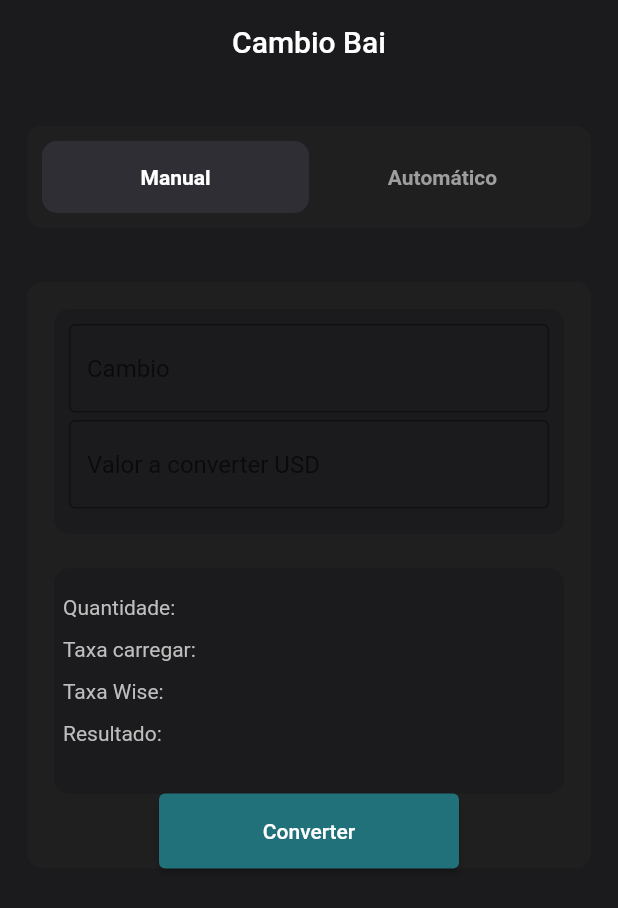
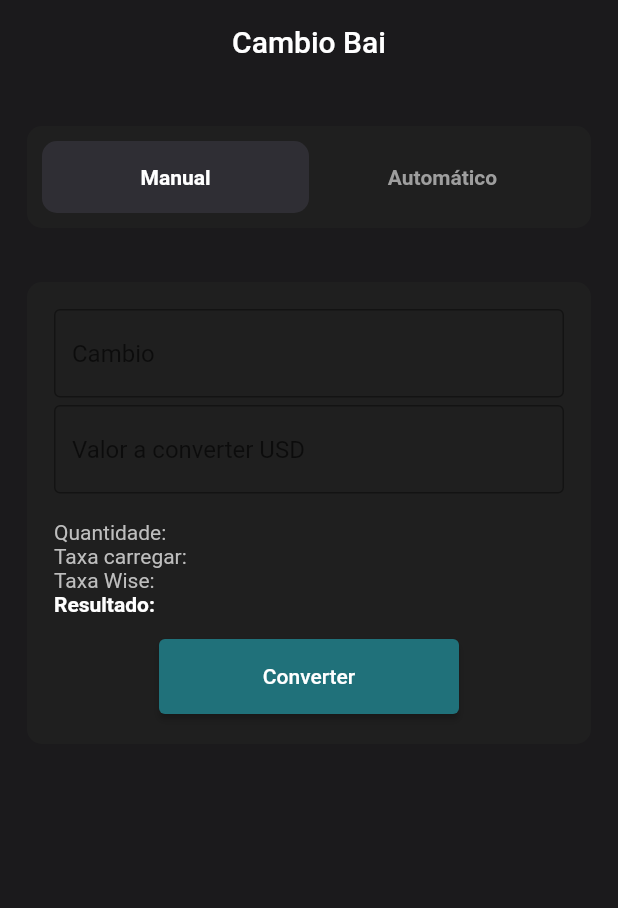
Before and after one commit to geekfabio/exchange, a Flutter app: the screen it shows after launch, on a phone screen of 412 x 824 dp. Shown: the top 908 px of the screen. Run offline on Flutter 3.47's test engine with Material 2 defaults, Android fonts, the phone set to English and light mode, and no system bars; our stand-ins replace bloc; generated files the repository leaves out were written again.

Commit message:
finished UI ✅

```diff
--- a/lib/exchange/view/widgets/exchange_form.dart
+++ b/lib/exchange/view/widgets/exchange_form.dart
@@ -14,7 +14,6 @@ class _ExchangeFormState extends State<ExchangeForm> {
   Widget build(BuildContext context) {
     return Container(
       margin: const EdgeInsets.all(18),
-      width: double.maxFinite,
       decoration: BoxDecoration(
         borderRadius: BorderRadius.circular(10),
         color: const Color.fromRGBO(31, 31, 31, 1),
@@ -22,12 +21,8 @@ class _ExchangeFormState extends State<ExchangeForm> {
       child: Column(
         children: [
           Container(
-            padding: const EdgeInsets.all(10),
             margin: const EdgeInsets.all(18),
-            width: double.maxFinite,
-            height: 150,
             decoration: BoxDecoration(
-              color: const Color.fromRGBO(27, 26, 28, 1),
               borderRadius: BorderRadius.circular(10),
             ),
             child: Column(
@@ -40,12 +35,9 @@ class _ExchangeFormState extends State<ExchangeForm> {
             ),
           ),
           Container(
-            padding: const EdgeInsets.all(6),
-            margin: const EdgeInsets.only(top: 5, left: 18, right: 18),
+            margin: const EdgeInsets.only(left: 18, right: 18),
             width: double.maxFinite,
-            height: 150,
             decoration: BoxDecoration(
-              color: const Color.fromRGBO(27, 26, 28, 1),
               borderRadius: BorderRadius.circular(10),
             ),
             child: Column(
@@ -66,21 +58,19 @@ class _ExchangeFormState extends State<ExchangeForm> {
                 ),
                 Text(
                   'Resultado:',
-                  style: AppStyle.textBody,
-                ),
-                SizedBox(
-                  height: 2,
+                  style: AppStyle.textPrimary,
                 ),
               ],
             ),
           ),
-
+          const SizedBox(height: 15),
           // ? Button to convert currency
           ElevatedButton(
             onPressed: () {},
             style: AppStyle.primaryButton,
             child: const Text('Converter'),
-          )
+          ),
+          const SizedBox(height: 20),
         ],
       ),
     );
```
